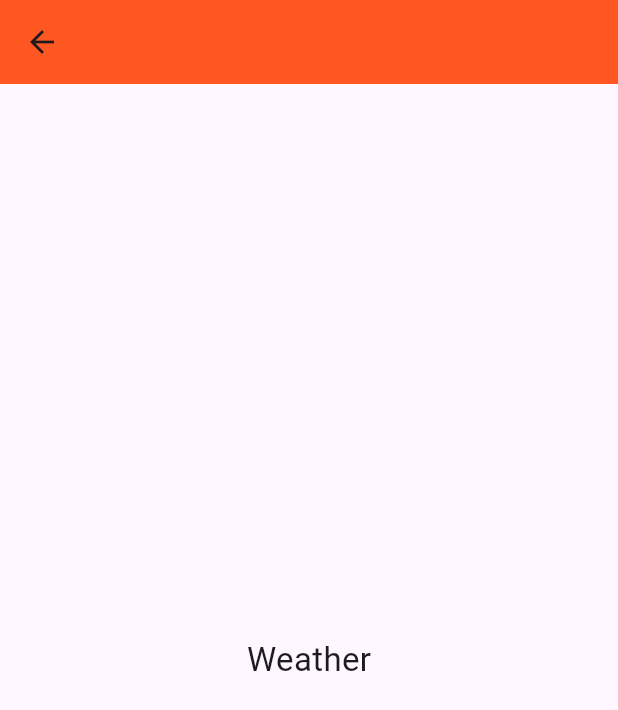
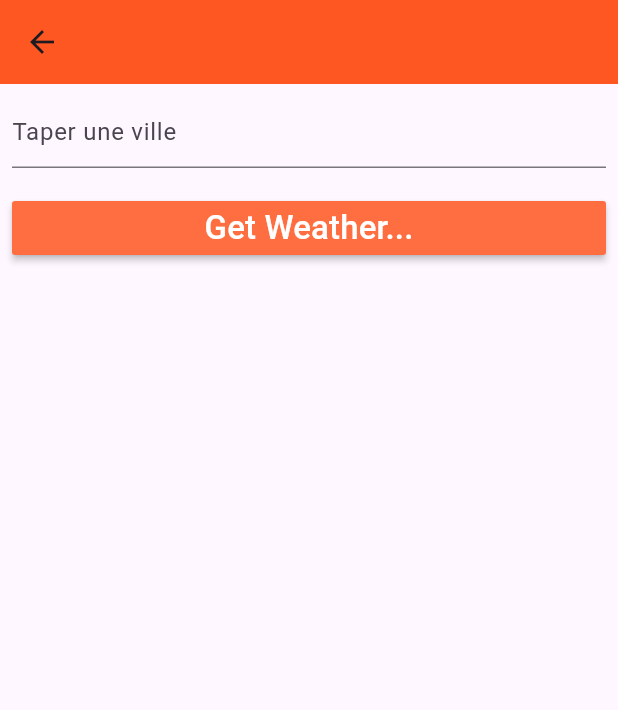
Before and after one commit to AnassKhoudmi/FLUTTER-project-for-Native-Cross-Platform-Mobile-Development---Quiz-Wheather-Gallery, a Flutter app: the screen it shows after launch, in the side drawer, after a tap on "Weather", on a phone screen of 412 x 824 dp. Shown: the top 710 px of the screen. Run offline on Flutter 3.47's test engine with Material 3 defaults, Android fonts, the phone set to English and light mode, and no system bars.

Commit message:
V2-weather widget

```diff
--- a/lib/weather.dart
+++ b/lib/weather.dart
@@ -1,19 +1,64 @@
+import 'package:first_app_bdcc/weather-details.dart';
 import 'package:flutter/material.dart';
 
-class Weather extends StatelessWidget {
+class Weather extends StatefulWidget {
   const Weather({super.key});
 
+  @override
+  State<Weather> createState() => _WeatherState();
+}
+
+class _WeatherState extends State<Weather> {
+  String city = "";
   @override
   Widget build(BuildContext context) {
     return Scaffold(
       appBar: AppBar(
         backgroundColor: Colors.deepOrange,
+        title: Text(city),
       ),
-      body: Center(
-        child: Text(
-          'Weather',
-          style: TextStyle(fontSize: 22),
-        ),
+      body: Column(
+        children: [
+          Container(
+            child: Padding(
+              padding: const EdgeInsets.all(8.0),
+              child: TextField(
+                decoration: InputDecoration(hintText: 'Taper une ville'),
+                onChanged: (value) {
+                  setState(
+                    () {
+                      this.city = value;
+                    },
+                  );
+                },
+              ),
+            ),
+          ),
+          Container(
+            width: double.infinity,
+            child: Padding(
+              padding: const EdgeInsets.all(8.0),
+              child: MaterialButton(
+                color: Colors.deepOrangeAccent,
+                child: Text(
+                  'Get Weather...',
+                  style: TextStyle(
+                    fontSize: 22,
+                    color: Colors.white,
+                  ),
+                ),
+                onPressed: () {
+                  Navigator.push(
+                    context,
+                    MaterialPageRoute(
+                      builder: (context) => WeatherDetails(city),
+                    ),
+                  );
+                },
+              ),
+            ),
+          ),
+        ],
       ),
     );
   }
--- a/pubspec.yaml
+++ b/pubspec.yaml
@@ -30,6 +30,7 @@ environment:
 dependencies:
   flutter:
     sdk: flutter
+  http: ^0.13.4
 
 
   # The following adds the Cupertino Icons font to your application.
```
Also changed, not shown: lib/weather-details.dart (added, +87 -0 lines), images/clear.jpg (added), images/clouds.jpg (added), images/rain.jpg (added), images/snow.jpg (added), pubspec.lock.
